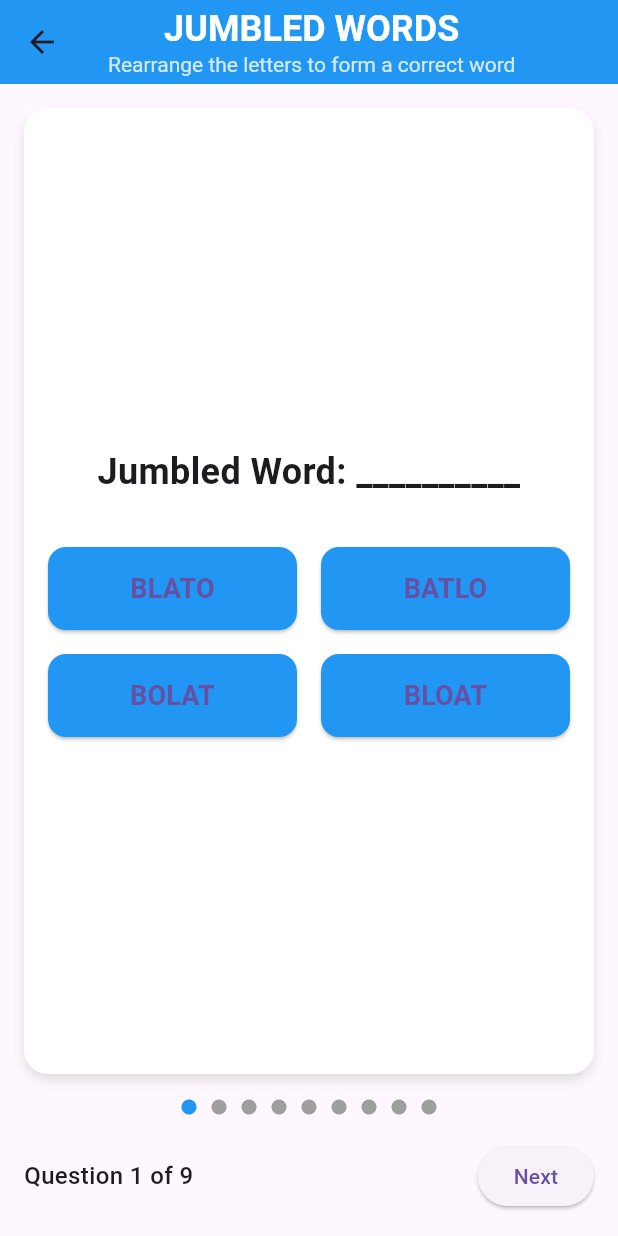
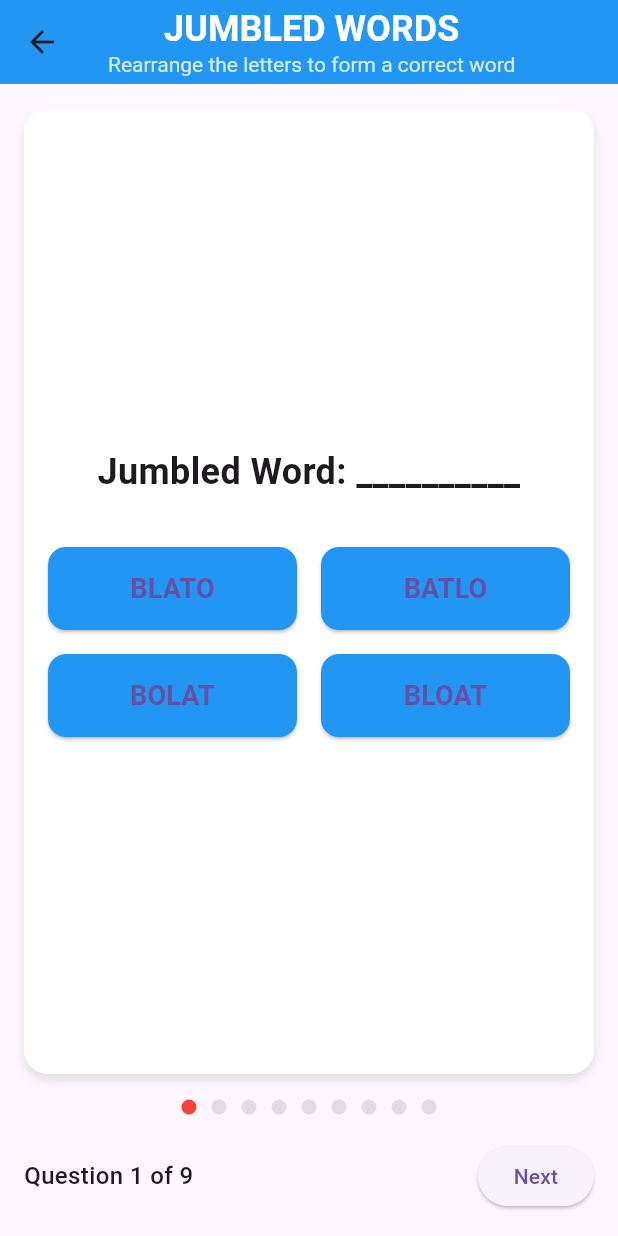
Before and after one commit to shiva396/learn-it, a Flutter app: the JumbledWordsPage screen opened by its route, on a phone screen of 412 x 824 dp. Run offline on Flutter 3.47's test engine with Material 3 defaults, Android fonts, the light colour scheme and no system bars; our stand-ins replace firebase_core, shared_preferences, shimmer, video_player; accounts and stored records are empty.

Commit message:
fix : progress bar

```diff
--- /dev/null
+++ b/lib/ui/molecules/progress_bar.dart
@@ -0,0 +1,43 @@
+import 'package:flutter/material.dart';
+
+class ProgressBar extends StatelessWidget {
+  final int totalQuestions;
+  final int currentQuestionIndex;
+  final List<bool?>
+  questionResults; // null for unanswered, true for correct, false for incorrect
+
+  const ProgressBar({
+    Key? key,
+    required this.totalQuestions,
+    required this.currentQuestionIndex,
+    required this.questionResults,
+  }) : super(key: key);
+
+  @override
+  Widget build(BuildContext context) {
+    return Row(
+      mainAxisAlignment: MainAxisAlignment.center,
+      children: List.generate(totalQuestions, (index) {
+        Color? dotColor;
+        if (index < currentQuestionIndex) {
+          dotColor = questionResults[index] == true ? Colors.green : Colors.red;
+        } else {
+          dotColor = null; // No color for unanswered
+        }
+
+        return Padding(
+          padding: const EdgeInsets.symmetric(horizontal: 4.0),
+          child: Icon(
+            Icons.circle,
+            size: 12.0,
+            color:
+                dotColor ??
+                Colors.grey.withOpacity(
+                  0.3,
+                ), // Default to light grey for unanswered
+          ),
+        );
+      }),
+    );
+  }
+}
--- a/lib/ui/organisms/pages/excercises/jumbled_words_page.dart
+++ b/lib/ui/organisms/pages/excercises/jumbled_words_page.dart
@@ -1,5 +1,6 @@
 import 'package:flutter/material.dart';
 import 'package:learnit/data/excercises/jumbled_words_data.dart';
+import 'package:learnit/ui/molecules/progress_bar.dart';
 
 class JumbledWordsPage extends StatefulWidget {
   const JumbledWordsPage({Key? key}) : super(key: key);
@@ -150,20 +151,24 @@ class _JumbledWordsPageState extends State<JumbledWordsPage> {
             const SizedBox(height: 16.0),
             Row(
               mainAxisAlignment: MainAxisAlignment.center,
-              children: List.generate(
-                totalQuestions,
-                (index) => Padding(
-                  padding: const EdgeInsets.symmetric(horizontal: 4.0),
-                  child: Icon(
-                    Icons.circle,
-                    size: 12.0,
-                    color:
-                        index == currentQuestionIndex
-                            ? Colors.blue
-                            : Colors.grey,
+              children: [
+                ProgressBar(
+                  totalQuestions: totalQuestions,
+                  currentQuestionIndex:
+                      currentQuestionIndex + 1, // Reflect the current question
+                  questionResults: List.generate(
+                    totalQuestions,
+                    (index) =>
+                        index < currentQuestionIndex
+                            ? (index == currentQuestionIndex &&
+                                    selectedOptionIndex != null
+                                ? selectedOptionIndex ==
+                                    jumbledQuestions[index].correctIndex
+                                : null)
+                            : null,
                   ),
                 ),
-              ),
+              ],
             ),
             const SizedBox(height: 16.0),
             Row(
```
